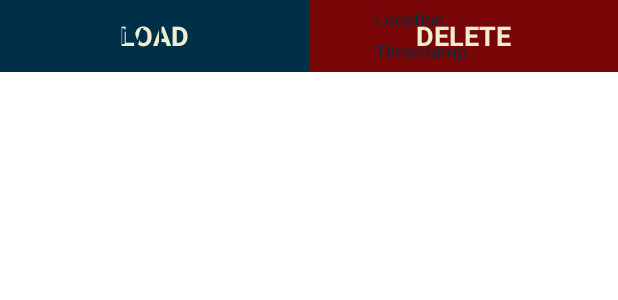
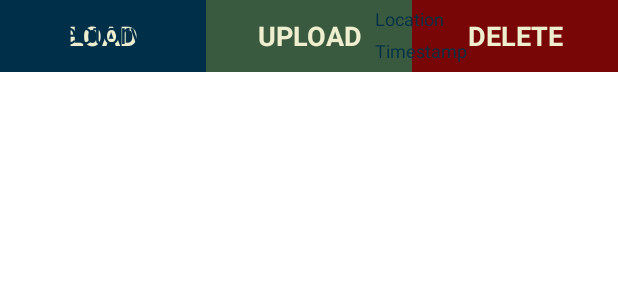
Before and after one commit to Peggy-p0799/EwirelessA2, an Android app: the layout layout_trajectoryview.xml on its own in the app's theme, with its tools: preview values and no code run, on a phone screen of 412 x 824 dp. Shown: the top 300 px of the screen. Run offline under Robolectric (Android 15) with nearby library versions, the light colour scheme and no system bars; plain views replace SwipeRevealLayout; Roboto replaces fonts that are not available here.

Commit message:
Upload button added; notifyItemRemoved() command corrected

```diff
--- a/app/src/main/java/com/example/a2_integration/task2pdr.java
+++ b/app/src/main/java/com/example/a2_integration/task2pdr.java
@@ -654,7 +654,7 @@ public class task2pdr extends Fragment implements SensorEventListener {
     // Estimate the step length, based on [Weinberg, 2002]
     private void weinbergSL() {
         //final float K = 0.364f; // Constant dependent on person and walking mode
-        final float K = 0.65f; // Constant dependent on person and walking mode
+        final float K = 0.7f; // Constant dependent on person and walking mode
 
         // Apply the Weinberg formula
         strideLength = (float) (Math.pow((accVerticalMax-accVerticalMin),(1.0/4))*K*K);
--- a/app/src/main/res/layout/layout_trajectoryview.xml
+++ b/app/src/main/res/layout/layout_trajectoryview.xml
@@ -27,6 +27,18 @@
             android:gravity="center"/>
 
         <TextView
+            android:id="@+id/tvUpload"
+            android:layout_width="100dp"
+            android:background="@color/grassGreen"
+            android:layout_height="48dp"
+            android:layout_weight="1"
+            android:text="UPLOAD"
+            android:textColor="@color/backgroundWhite"
+            android:textStyle="bold"
+            android:textSize="18sp"
+            android:gravity="center"/>
+
+        <TextView
             android:id="@+id/tvDelete"
             android:layout_width="100dp"
             android:background="#790606"
@@ -37,6 +49,7 @@
             android:textStyle="bold"
             android:textSize="18sp"
             android:gravity="center"/>
+
     </LinearLayout>
 
 
```
Also changed, not shown: app/src/main/java/com/example/a2_integration/swipeAdaptor.java (+20 -9 lines), app/src/main/java/com/example/a2_integration/task3api.java (+19 -3 lines).
